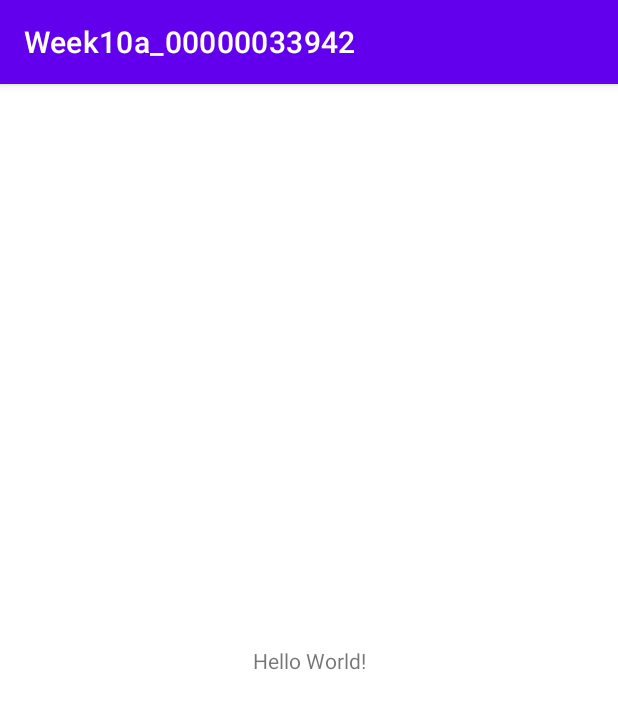
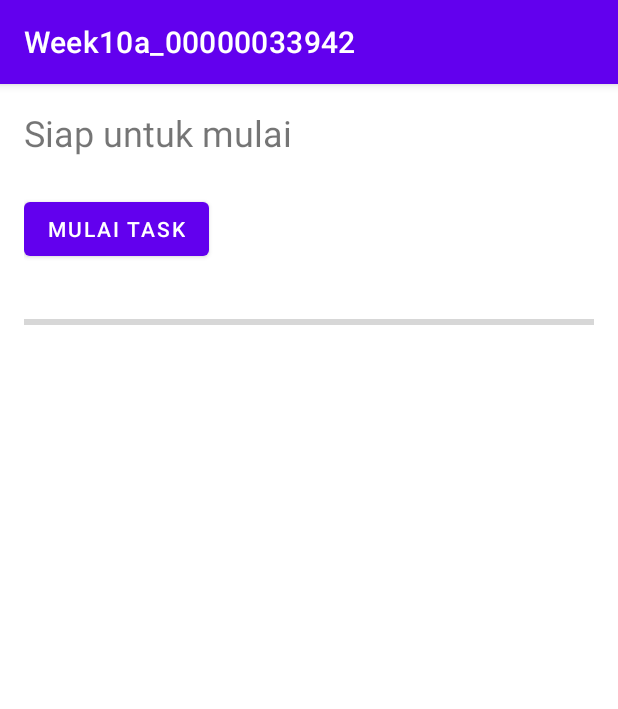
Before and after one commit to vinzmc/android-studio, an Android app: the screen it shows after launch (MainActivity), on a phone screen of 412 x 824 dp. Shown: the top 709 px of the screen. Run offline under Robolectric (Android 15) with nearby library versions, the phone set to English and light mode, and no system bars.

Commit message:
1st tutorial finished

```diff
--- a/Week10a_00000033942/app/build.gradle
+++ b/Week10a_00000033942/app/build.gradle
@@ -3,13 +3,13 @@ plugins {
 }
 
 android {
-    compileSdkVersion 31
-    buildToolsVersion "31.0.0"
+    compileSdkVersion 30
+    buildToolsVersion "30.0.2"
 
     defaultConfig {
         applicationId "id.ac.umn.week10a_00000033942"
         minSdkVersion 24
-        targetSdkVersion 31
+        targetSdkVersion 30
         versionCode 1
         versionName "1.0"
 
--- a/Week10a_00000033942/app/src/main/res/layout/activity_main.xml
+++ b/Week10a_00000033942/app/src/main/res/layout/activity_main.xml
@@ -4,15 +4,36 @@
     xmlns:tools="http://schemas.android.com/tools"
     android:layout_width="match_parent"
     android:layout_height="match_parent"
+    android:layout_margin="16dp"
     tools:context=".MainActivity">
 
     <TextView
+        android:id="@+id/textView1"
         android:layout_width="wrap_content"
         android:layout_height="wrap_content"
-        android:text="Hello World!"
-        app:layout_constraintBottom_toBottomOf="parent"
-        app:layout_constraintLeft_toLeftOf="parent"
-        app:layout_constraintRight_toRightOf="parent"
+        android:text="Siap untuk mulai"
+        android:textSize="24sp"
+        app:layout_constraintStart_toStartOf="parent"
         app:layout_constraintTop_toTopOf="parent" />
 
+    <Button
+        android:id="@+id/button"
+        android:layout_width="wrap_content"
+        android:layout_height="wrap_content"
+        android:layout_marginTop="24dp"
+        android:onClick="startTask"
+        android:text="Mulai Task"
+        app:layout_constraintStart_toStartOf="parent"
+        app:layout_constraintTop_toBottomOf="@+id/textView1" />
+
+    <ProgressBar
+        android:id="@+id/progressBar"
+        style="?android:attr/progressBarStyleHorizontal"
+        android:layout_width="0dp"
+        android:layout_height="wrap_content"
+        android:layout_marginTop="30dp"
+        app:layout_constraintEnd_toEndOf="parent"
+        app:layout_constraintStart_toStartOf="parent"
+        app:layout_constraintTop_toBottomOf="@+id/button" />
+
 </androidx.constraintlayout.widget.ConstraintLayout>
```
Also changed, not shown: Week10a_00000033942/app/src/main/java/id/ac/umn/week10a_00000033942/MainActivity.java (+55 -1 lines).
